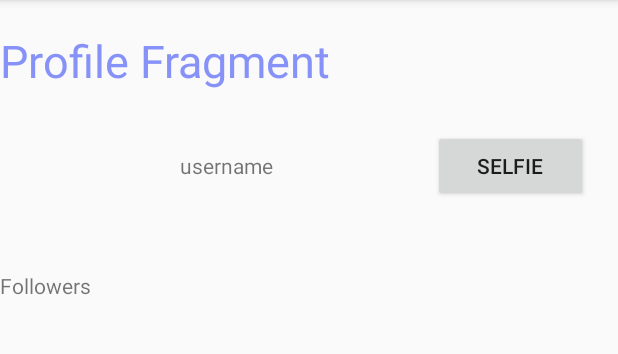
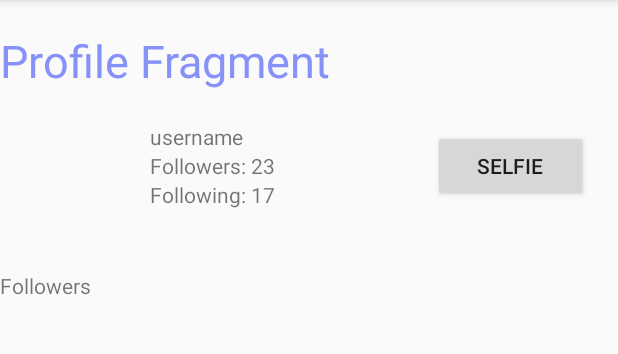
Before and after one commit to noalj314/Android-Project, an Android app: the ProfileFragment screen opened through its navigation route, on a phone screen of 412 x 824 dp, the part 84-438 px from its top. Run offline under Robolectric (Android 15) with nearby library versions, the phone set to English and light mode, and no system bars; our stand-ins replace Volley, navigation-ui; network calls fail.

Commit message:
working on profile, following and followers

```diff
--- a/Android/FrontEnd/app/src/main/java/com/noakev/frontend/Adapter.java
+++ b/Android/FrontEnd/app/src/main/java/com/noakev/frontend/Adapter.java
@@ -32,11 +32,11 @@ public class Adapter extends RecyclerView.Adapter<Adapter.RecyclerViewHolder> {
 
     @Override
     public void onBindViewHolder(@NonNull RecyclerViewHolder holder, int position) {
-        String element = data.get(position);
-        holder.getView().setText(element);
+        String profileName = data.get(position);
+        holder.getView().setText(profileName);
 
         holder.itemView.setOnClickListener(v -> {
-            if (listener != null) listener.textClicked();
+            if (listener != null) listener.textClicked(profileName);
         });
     }
 
--- a/Android/FrontEnd/app/src/main/java/com/noakev/frontend/ClickListener.java
+++ b/Android/FrontEnd/app/src/main/java/com/noakev/frontend/ClickListener.java
@@ -1,5 +1,5 @@
 package com.noakev.frontend;
 
 public interface ClickListener {
-    void textClicked();
+    void textClicked(String profileName);
 }
--- a/Android/FrontEnd/app/src/main/java/com/noakev/frontend/ProfileFragment.java
+++ b/Android/FrontEnd/app/src/main/java/com/noakev/frontend/ProfileFragment.java
@@ -2,15 +2,10 @@ package com.noakev.frontend;
 
 import static android.app.Activity.RESULT_OK;
 
-import android.annotation.SuppressLint;
 import android.content.Intent;
-import android.content.pm.PackageManager;
 import android.graphics.Bitmap;
-import android.location.LocationListener;
-import android.location.LocationManager;
 import android.os.Bundle;
 
-import androidx.activity.result.ActivityResultLauncher;
 import androidx.annotation.NonNull;
 import androidx.annotation.Nullable;
 import androidx.fragment.app.Fragment;
@@ -39,14 +34,12 @@ import com.noakev.frontend.databinding.FragmentProfileBinding;
  */
 public class ProfileFragment extends Fragment implements ClickListener {
     private static final int REQUEST_CODE = 22;
+    private String currentProfile;
     private FragmentProfileBinding binding;
     private RecyclerView recyclerView;
     private Groups groups;
     private Adapter adapter;
-    private LocationManager locationManager;
-    private LocationListener locationListener;
     private ImageView selfieHolder;
-    private String currentAddress;
     public interface DataFetchedCallback {
         void onDataFetched();
     }
@@ -107,20 +100,10 @@ public class ProfileFragment extends Fragment implements ClickListener {
         queue.add(stringRequest);
     }
 
-    public void textClicked() {
-    }
-
-    @SuppressLint("MissingPermission")
-    @Override
-    public void onRequestPermissionsResult(int requestCode, @NonNull String[] permissions, @NonNull int[] grantResults) {
-        super.onRequestPermissionsResult(requestCode, permissions, grantResults);
-        if (requestCode == 22){
-            if (grantResults.length>0 && grantResults[0] == PackageManager.PERMISSION_GRANTED){
-                locationManager.requestLocationUpdates(
-                        LocationManager.GPS_PROVIDER, 0, 0,
-                        locationListener);
-            }
-        }
+    public void textClicked(String profileName) {
+        // Logik för att kolla om currentProfile följer profileName
+        // Om ja -> byt profil
+        // Om nej "You're not following $"User"
     }
 
     @Override
@@ -128,7 +111,6 @@ public class ProfileFragment extends Fragment implements ClickListener {
         if (requestCode == REQUEST_CODE && resultCode == RESULT_OK) {
             Bitmap photo = (Bitmap) data.getExtras().get("data");
             selfieHolder.setImageBitmap(photo);
-           // binding.text.setText(currentAddress);
         } else {
             Toast.makeText(getContext(), "Cancelled", Toast.LENGTH_SHORT).show();
             super.onActivityResult(requestCode, resultCode, data);
--- a/Android/FrontEnd/app/src/main/res/layout/fragment_profile.xml
+++ b/Android/FrontEnd/app/src/main/res/layout/fragment_profile.xml
@@ -29,14 +29,34 @@
             android:paddingHorizontal="10dp"
             />
 
-        <TextView
+        <LinearLayout
             android:layout_width="wrap_content"
             android:layout_height="wrap_content"
             android:layout_toRightOf="@id/selfieholder"
             android:layout_centerInParent="true"
-            android:text="username"
-            android:layout_marginHorizontal="20dp"
-            />
+            android:orientation="vertical"
+            >
+            <TextView
+                android:layout_width="wrap_content"
+                android:layout_height="wrap_content"
+                android:id="@+id/username"
+                android:text="username"
+                />
+            <TextView
+                android:layout_width="wrap_content"
+                android:layout_height="wrap_content"
+                android:id="@+id/numberoffollowers"
+                android:text="Followers: 23"
+                />
+            <TextView
+                android:layout_width="wrap_content"
+                android:layout_height="wrap_content"
+                android:id="@+id/numberoffollowing"
+                android:text="Following: 17"
+                />
+
+
+        </LinearLayout>
 
         <Button
             android:id="@+id/selfiebutton"
@@ -56,9 +76,6 @@
             android:text="Followers"
             android:layout_marginVertical="20dp"
             />
-
-
-
         <androidx.recyclerview.widget.RecyclerView
             android:id="@+id/groups"
             android:layout_width="wrap_content"
@@ -66,16 +83,4 @@
             android:layout_marginTop="20dp"
             android:scrollbars = "vertical"
             />
-    <RelativeLayout
-        android:layout_width="wrap_content"
-        android:layout_height="wrap_content"
-        android:gravity="center">
-
-
-    </RelativeLayout>
-
-
-
-
-
 </LinearLayout>
```
Also changed, not shown: Android/FrontEnd/app/src/main/java/com/noakev/frontend/Posts.java (added, +19 -0 lines).
